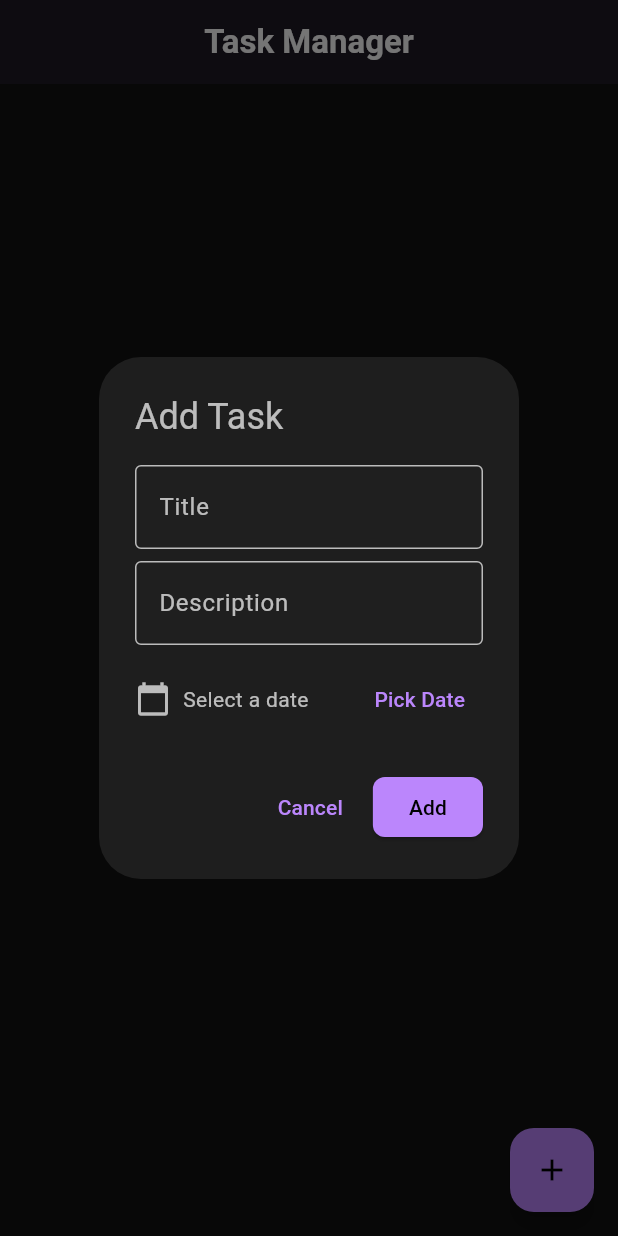
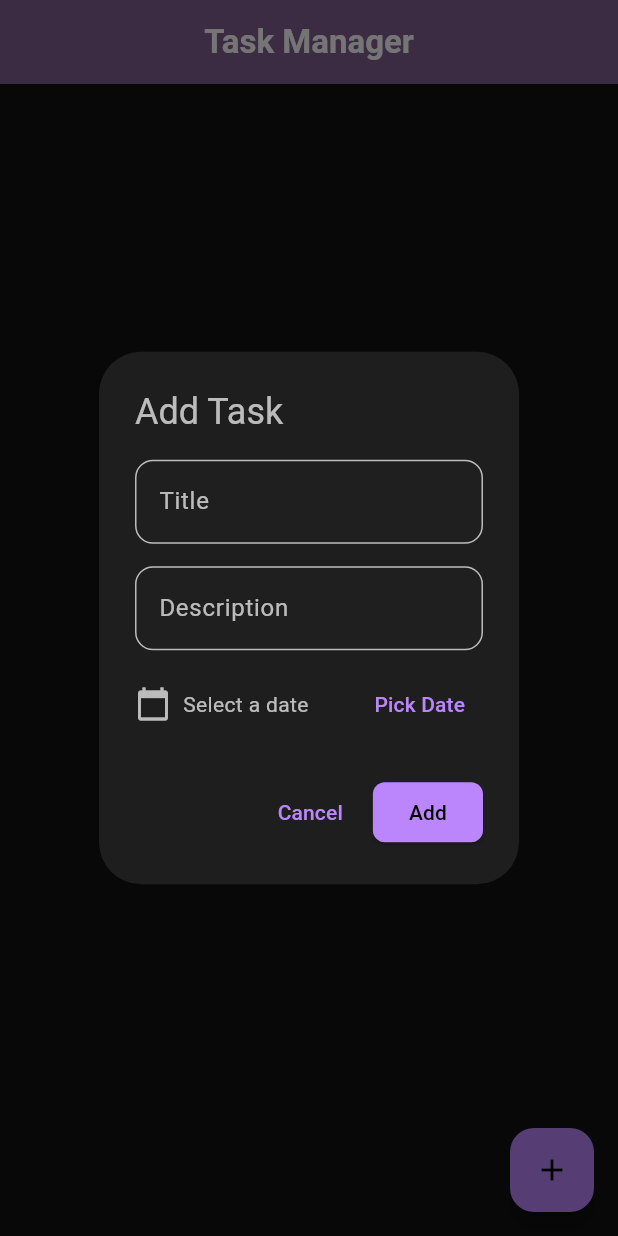
Before and after one commit to msaad27/Task-Manager, a Flutter app: the screen it shows after launch, after a tap on the "add" icon, on a phone screen of 412 x 824 dp. Run offline on Flutter 3.47's test engine with Material 3 defaults, Android fonts, the phone set to English and light mode, and no system bars; our stand-ins replace flutter_riverpod, riverpod_annotation; generated files the repository leaves out were written again.

Commit message:
Theme changes and added border in text field

```diff
--- a/lib/main.dart
+++ b/lib/main.dart
@@ -85,13 +85,22 @@ class _AddTaskButtonState extends State<_AddTaskButton> {
                   children: [
                     TextField(
                       controller: _titleController,
-                      decoration: const InputDecoration(labelText: 'Title'),
+                      decoration:  InputDecoration(
+                        border: OutlineInputBorder(
+                          borderRadius: BorderRadius.circular(12),
+                        ),
+                        labelText: 'Title',
+                      ),
                     ),
-                    const SizedBox(height: 8),
+                    const SizedBox(height: 15),
                     TextField(
                       controller: _descController,
-                      decoration:
-                          const InputDecoration(labelText: 'Description'),
+                      decoration:  InputDecoration(
+                        border: OutlineInputBorder(
+                          borderRadius: BorderRadius.circular(12),
+                        ),
+                        labelText: 'Description',
+                      ),
                     ),
                     const SizedBox(height: 12),
                     Row(
--- a/lib/theme/theme.dart
+++ b/lib/theme/theme.dart
@@ -16,7 +16,7 @@ final ThemeData darkTheme = ThemeData(
   ),
 
   appBarTheme: const AppBarTheme(
-    backgroundColor: Color(0xFF1F1B24),
+    backgroundColor: Color.fromARGB(255, 131, 95, 147),
     foregroundColor: Colors.white,
     elevation: 0,
   ),
```
